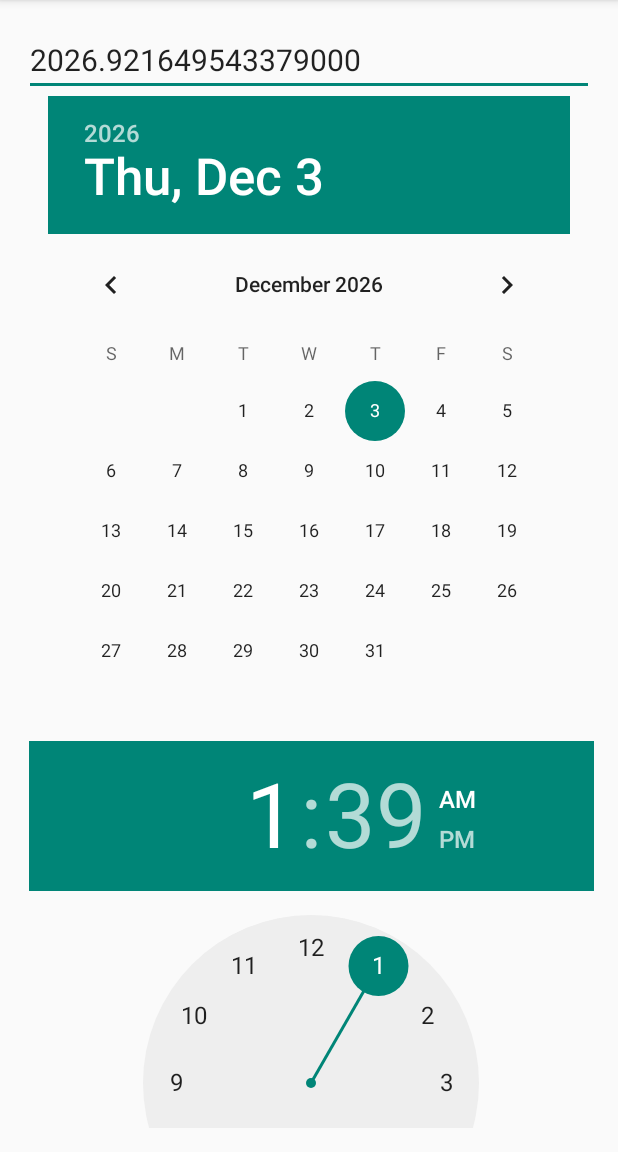
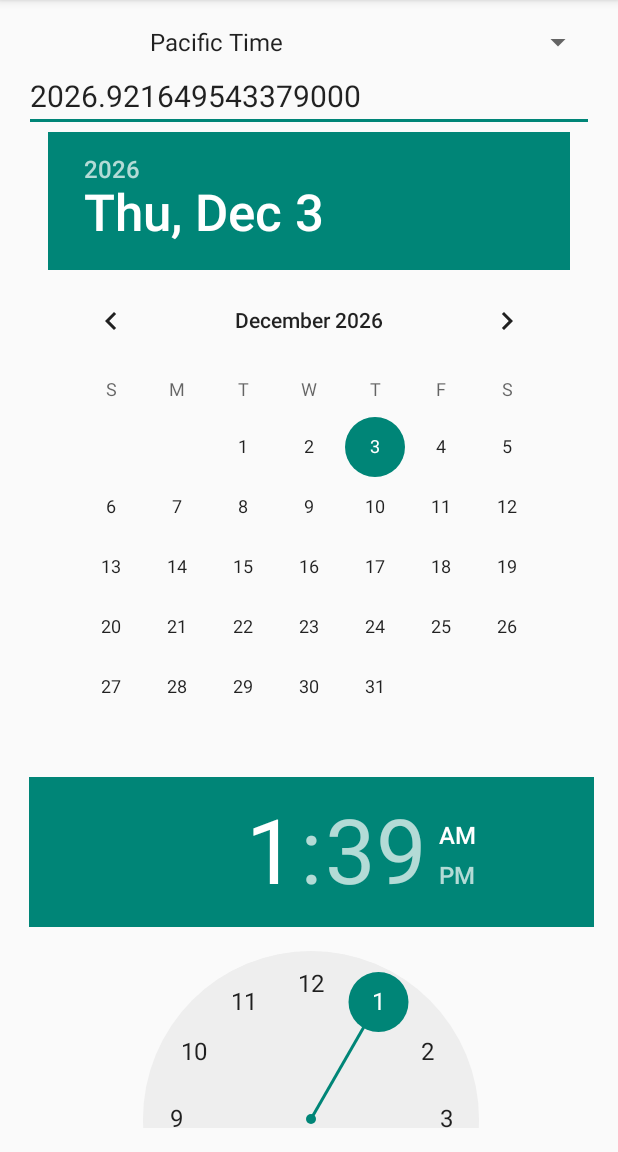
Before and after one commit to chrisoei/stardate, an Android app: the screen it shows after launch (ConverterActivity), on a phone screen of 412 x 824 dp, the part 84-1236 px from its top. Run offline under Robolectric (Android 15) with nearby library versions, the phone set to English and light mode, and no system bars.

Commit message:
Android: Change layout and change Next to Done

```diff
--- a/Android/Stardate/app/src/main/res/layout/fragment_converter.xml
+++ b/Android/Stardate/app/src/main/res/layout/fragment_converter.xml
@@ -14,7 +14,8 @@
         android:id="@+id/spinner"
         android:paddingStart="3dp"
         android:entries="@array/timezone_names"
-        android:layout_below="@+id/timePicker"
+        android:layout_alignParentTop="true"
+        android:layout_alignParentEnd="true"
         android:layout_centerHorizontal="true" />
 
     <EditText
@@ -23,13 +24,14 @@
         android:inputType="numberDecimal"
         android:ems="20"
         android:id="@+id/editText"
+        android:imeOptions="actionDone"
         android:text="2014.1"
         android:textIsSelectable="true"
         android:textSize="@dimen/output_size"
-        android:layout_alignParentTop="true"
-        android:layout_centerHorizontal="true"
         android:focusable="true"
-        android:focusableInTouchMode="true" />
+        android:focusableInTouchMode="true"
+        android:layout_below="@+id/spinner"
+        android:layout_centerHorizontal="true" />
 
     <TimePicker
         android:layout_width="wrap_content"
```
